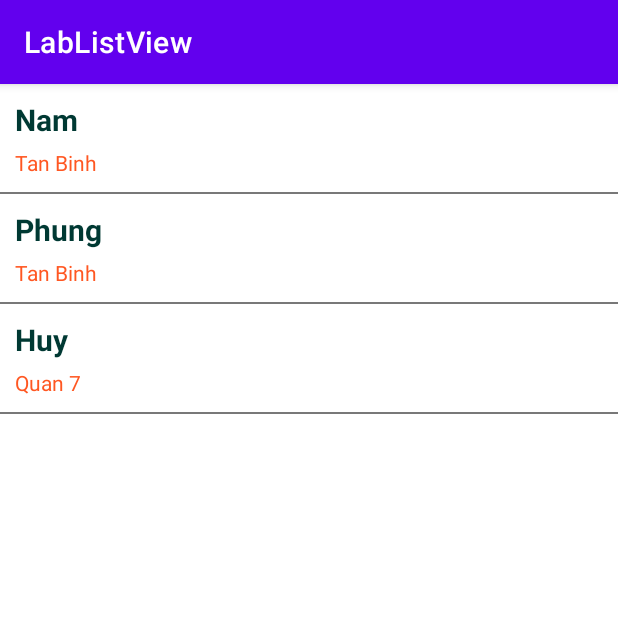
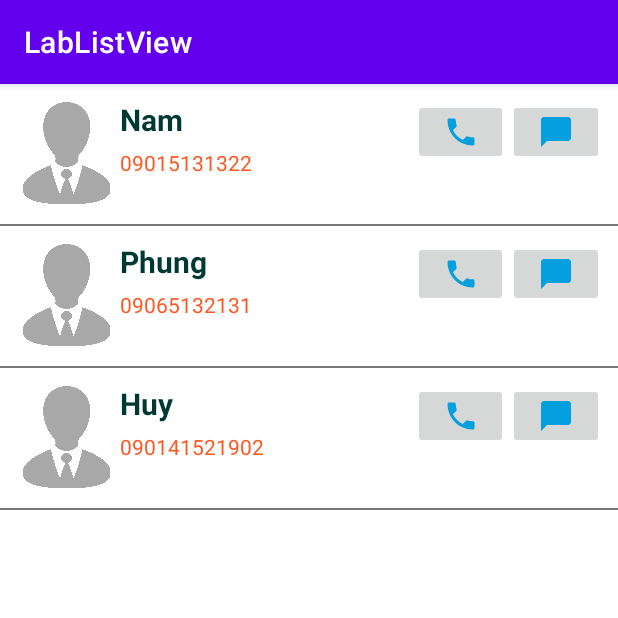
Before and after one commit to nhnam0209/DevelopMobile, an Android app: the screen it shows after launch (MainActivity), on a phone screen of 412 x 824 dp, the top half of it. Run offline under Robolectric (Android 15) with nearby library versions, the phone set to English and light mode, and no system bars.

Commit message:
finish lab 03

```diff
--- a/LabListView/app/src/main/java/com/example/lablistview/User.java
+++ b/LabListView/app/src/main/java/com/example/lablistview/User.java
@@ -4,7 +4,8 @@ import java.util.ArrayList;
 
 public class User {
     private String Name;
-    private String Address;
+    private String Phone;
+    private int Avatar;
 
     public String getName() {
         return Name;
@@ -14,24 +15,36 @@ public class User {
         Name = name;
     }
 
-    public String getAddress() {
-        return Address;
+    public String getPhone() {
+        return Phone;
     }
 
-    public void setAddress(String address) {
-        Address = address;
+    public void setPhone(String phone) {
+        Phone = phone;
     }
 
+    public int getAvatar() {
+        return Avatar;
+    }
+
+    public void setAvatar(int avatar) {
+        Avatar = avatar;
+    }
+
+
     public ArrayList<User> getData(){
+        int [] avatars = {R.drawable.ic_logo,R.drawable.ic_logo,R.drawable.ic_logo};
         String[] names = {"Nam", "Phung", "Huy"};
-        String[] address = {"Tan Binh", "Tan Binh", "Quan 7"};
-        ArrayList <User> user = new ArrayList<>();
+        String[] address = {"09015131322", "09065132131", "090141521902"};
+        ArrayList <User> users = new ArrayList<>();
         for (int i = 0; i < names.length; i++){
             User u = new User();
+            u.setAvatar(avatars[i]);
             u.setName(names[i]);
-            u.setAddress(address[i]);
-            user.add(u);
+            u.setPhone(address[i]);
+            users.add(u);
         }
-        return  user;
+        return users;
     }
+
 }
--- a/LabListView/app/src/main/java/com/example/lablistview/UserAdapter.java
+++ b/LabListView/app/src/main/java/com/example/lablistview/UserAdapter.java
@@ -5,6 +5,8 @@ import android.view.LayoutInflater;
 import android.view.View;
 import android.view.ViewGroup;
 import android.widget.ArrayAdapter;
+import android.widget.ImageButton;
+import android.widget.ImageView;
 import android.widget.TextView;
 
 import androidx.annotation.NonNull;
@@ -14,20 +16,38 @@ import java.util.ArrayList;
 
 public class UserAdapter extends ArrayAdapter<User> {
 
-    public UserAdapter(@NonNull Context context, @NonNull ArrayList<User> objects){
-        super(context,0,objects);
+    public UserAdapter(@NonNull Context context, @NonNull ArrayList<User> objects) {
+        super(context, 0, objects);
+    }
+
+    static class ViewHolder {
+        TextView tvName,tvPhone;
+        ImageView ivAvatar;
     }
 
     @NonNull
     @Override
-    public View getView(int position, @Nullable View convertView, @NonNull ViewGroup parent){
+    public View getView(int position, @Nullable View convertView, @NonNull ViewGroup parent) {
         User u = getItem(position);
-        if(convertView == null)
-            convertView = LayoutInflater.from(getContext()).inflate(R.layout.item_row,parent,false);
-        TextView tvName = convertView.findViewById(R.id.tvName);
-        TextView tvAddress = convertView.findViewById(R.id.tvAddress);
-        tvName.setText(u.getName());
-        tvAddress.setText(u.getAddress());
+        ViewHolder holder;
+
+        if(convertView==null)
+            convertView = LayoutInflater.from(getContext())
+                    .inflate(R.layout.item_row, parent, false);
+        holder = new ViewHolder();
+
+        holder.ivAvatar = (ImageView)  convertView.findViewById(R.id.ivAvatar);
+        holder.tvName = (TextView) convertView.findViewById(R.id.tvName);
+        holder.tvPhone = (TextView) convertView.findViewById(R.id.tvPhone);
+        convertView.setTag(holder);
+
+//        ivAvatar.setImageAlpha(u.getAvatar());
+//        tvName.setText(u.getName());
+//        tvPhone.setText(u.getPhone());
+
+        holder.tvName.setText(u.getName());
+        holder.tvPhone.setText(u.getPhone());
+        holder.ivAvatar.setImageAlpha(u.getAvatar());
         return convertView;
     }
 }
--- /dev/null
+++ b/LabListView/app/src/main/res/drawable/ic_baseline_chat_bubble_24.xml
@@ -0,0 +1,5 @@
+<vector android:height="24dp" android:tint="#04A0DD"
+    android:viewportHeight="24" android:viewportWidth="24"
+    android:width="24dp" xmlns:android="http://schemas.android.com/apk/res/android">
+    <path android:fillColor="@android:color/white" android:pathData="M20,2H4c-1.1,0 -2,0.9 -2,2v18l4,-4h14c1.1,0 2,-0.9 2,-2V4c0,-1.1 -0.9,-2 -2,-2z"/>
+</vector>
--- /dev/null
+++ b/LabListView/app/src/main/res/drawable/ic_baseline_phone_24.xml
@@ -0,0 +1,5 @@
+<vector android:height="24dp" android:tint="#04A0DD"
+    android:viewportHeight="24" android:viewportWidth="24"
+    android:width="24dp" xmlns:android="http://schemas.android.com/apk/res/android">
+    <path android:fillColor="@android:color/white" android:pathData="M6.62,10.79c1.44,2.83 3.76,5.14 6.59,6.59l2.2,-2.2c0.27,-0.27 0.67,-0.36 1.02,-0.24 1.12,0.37 2.33,0.57 3.57,0.57 0.55,0 1,0.45 1,1V20c0,0.55 -0.45,1 -1,1 -9.39,0 -17,-7.61 -17,-17 0,-0.55 0.45,-1 1,-1h3.5c0.55,0 1,0.45 1,1 0,1.25 0.2,2.45 0.57,3.57 0.11,0.35 0.03,0.74 -0.25,1.02l-2.2,2.2z"/>
+</vector>
--- a/LabListView/app/src/main/res/layout/item_row.xml
+++ b/LabListView/app/src/main/res/layout/item_row.xml
@@ -1,23 +1,70 @@
 <?xml version="1.0" encoding="utf-8"?>
 <LinearLayout xmlns:android="http://schemas.android.com/apk/res/android"
+    xmlns:app="http://schemas.android.com/apk/res-auto"
     android:layout_width="match_parent"
     android:layout_height="match_parent"
     android:orientation="vertical"
     android:padding="10dp"
     >
-    <TextView
-        android:layout_width="match_parent"
-        android:layout_height="wrap_content"
-        android:id="@+id/tvName"
-        android:text="Name"
-        android:textColor="#003933"
-        android:textStyle="bold"
-        android:layout_marginBottom="5dp"
-        android:textSize="20sp"/>
-    <TextView
-        android:layout_width="match_parent"
-        android:layout_height="wrap_content"
-        android:id="@+id/tvAddress"
-        android:text="Address"
-        android:textColor="#FF5722"/>
+
+    <LinearLayout
+        android:layout_width="392dp"
+        android:layout_height="73dp">
+
+        <ImageView
+            android:id="@+id/ivAvatar"
+            android:layout_width="70dp"
+            android:layout_height="match_parent"
+            android:src="@drawable/ic_logo"
+            />
+
+        <LinearLayout
+            android:layout_width="wrap_content"
+            android:layout_height="match_parent"
+            android:orientation="vertical"
+            >
+            <TextView
+                android:id="@+id/tvName"
+                android:layout_width="195dp"
+                android:layout_height="wrap_content"
+                android:layout_marginBottom="5dp"
+                android:text="Name"
+                android:textColor="#003933"
+                android:textSize="20sp"
+                android:textStyle="bold" />
+
+            <TextView
+                android:id="@+id/tvPhone"
+                android:layout_width="match_parent"
+                android:layout_height="wrap_content"
+                android:text="Phone"
+                android:textColor="#FF5722" />
+        </LinearLayout>
+
+        <LinearLayout
+            android:layout_width="127dp"
+            android:layout_height="match_parent"
+            android:orientation="horizontal">
+
+
+            <ImageButton
+                android:id="@+id/ivCall"
+                android:layout_width="wrap_content"
+                android:layout_height="wrap_content"
+                android:layout_weight="1"
+                app:srcCompat="@drawable/ic_baseline_phone_24" />
+
+            <ImageButton
+                android:id="@+id/ivChat"
+                android:layout_width="wrap_content"
+                android:layout_height="wrap_content"
+                android:layout_weight="1"
+                app:srcCompat="@drawable/ic_baseline_chat_bubble_24" />
+        </LinearLayout>
+
+
+
+
+    </LinearLayout>
+
 </LinearLayout>
```
Also changed, not shown: LabListView/app/src/main/res/drawable/ic_logo.png (added).
